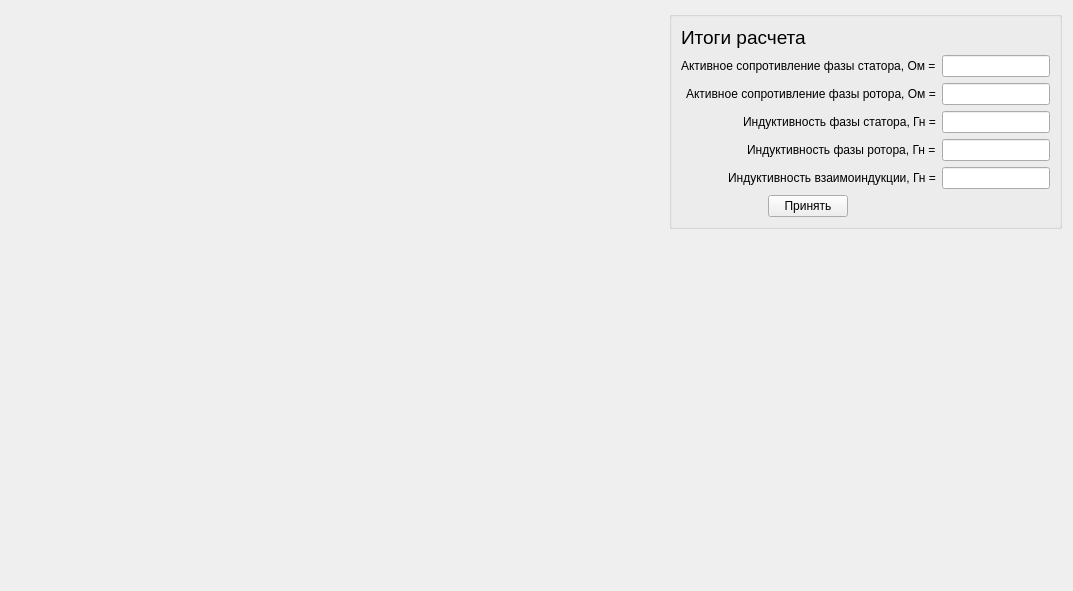
Old version of the form untitled/identf.ui in the repository Ivanos121/ImView.
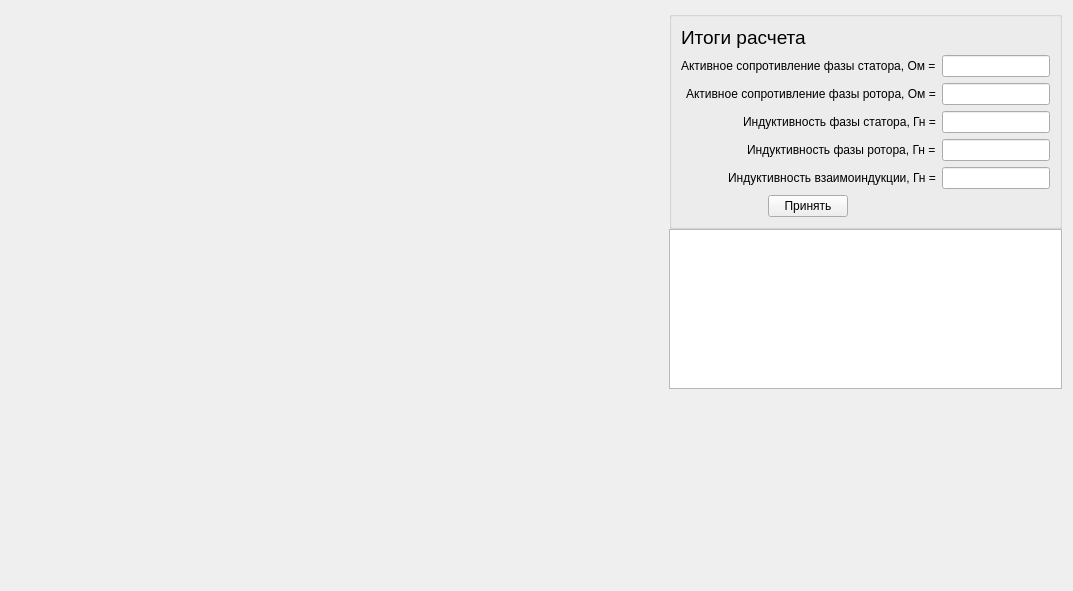
New version of the form. Custom widgets are drawn as their Qt base class.

Diff of the .ui file:
```diff
--- a/untitled/identf.ui
+++ b/untitled/identf.ui
@@ -192,6 +192,28 @@
         </layout>
        </widget>
       </item>
+      <item>
+       <widget class="QTableWidget" name="tableWidget">
+        <property name="sizePolicy">
+         <sizepolicy hsizetype="Expanding" vsizetype="Fixed">
+          <horstretch>0</horstretch>
+          <verstretch>0</verstretch>
+         </sizepolicy>
+        </property>
+        <property name="minimumSize">
+         <size>
+          <width>0</width>
+          <height>160</height>
+         </size>
+        </property>
+        <property name="maximumSize">
+         <size>
+          <width>16777215</width>
+          <height>160</height>
+         </size>
+        </property>
+       </widget>
+      </item>
       <item>
        <spacer name="verticalSpacer">
         <property name="orientation">
```
Left out of the diff: 4 changed lines with no effect on the pictures.
